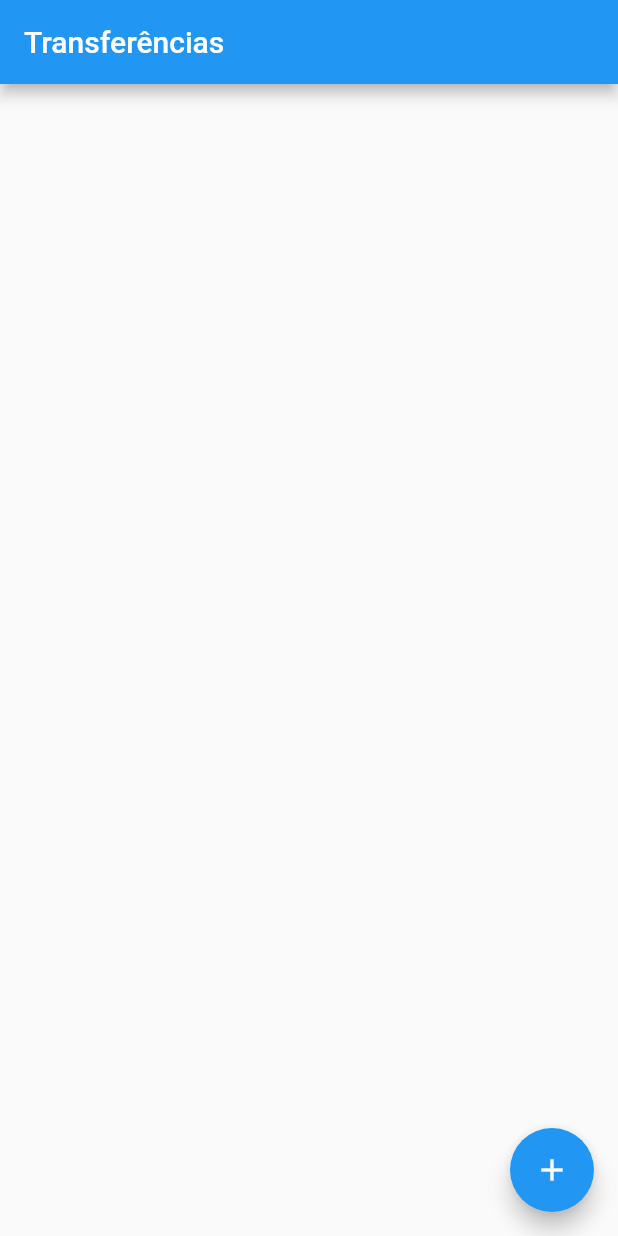
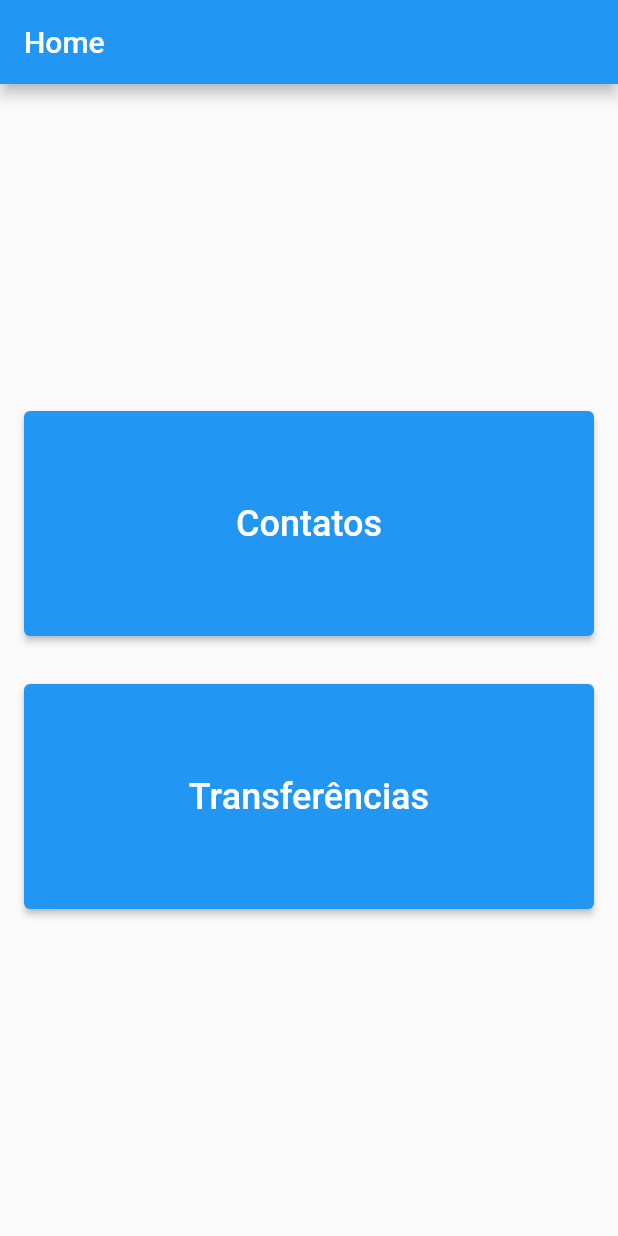
Before and after one commit to JoaoMiguelv/bank_flutter, a Flutter app: the screen it shows after launch, on a phone screen of 412 x 824 dp. Run offline on Flutter 3.47's test engine with Material 2 defaults, Android fonts, the phone set to English and light mode, and no system bars.

Commit message:
Cadastro de Contatos (Trabalho Flutter)

```diff
--- /dev/null
+++ b/lib/route/app_routes.dart
@@ -0,0 +1,9 @@
+// ignore_for_file: constant_identifier_names
+
+class AppRoutes {
+  static const HOME = '/';
+  static const CONTACT = '/contact';
+  static const CONTACT_FORM = '/contact-form';
+  static const LISTA_TRANSFERENCIA = '/lista-transferencia';
+  static const LISTA_FORM = '/lista-form';
+}
--- /dev/null
+++ b/lib/view/home.dart
@@ -0,0 +1,72 @@
+import 'package:bank/components/contact-list.dart';
+import 'package:bank/main.dart';
+import 'package:flutter/material.dart';
+
+class Home extends StatelessWidget {
+  @override
+  Widget build(BuildContext context) {
+    return Scaffold(
+      appBar: AppBar(
+        title: Text('Home'),
+      ),
+      body: Column(
+        mainAxisAlignment: MainAxisAlignment.center,
+        crossAxisAlignment: CrossAxisAlignment.stretch,
+        children: [
+          Padding(
+            padding: const EdgeInsets.all(16.0),
+            child: ElevatedButton(
+              onPressed: () {
+                Navigator.push(
+                  context,
+                  MaterialPageRoute(builder: (context) {
+                    return ContactList();
+                  }),
+                );
+              },
+              child: Container(
+                height: 150, // Altura do botão
+                decoration: BoxDecoration(
+                  color: Colors.blue, // Cor de fundo do botão
+                  borderRadius: BorderRadius.circular(20), // Borda arredondada
+                ),
+                child: Center(
+                  child: Text(
+                    'Contatos',
+                    style: TextStyle(fontSize: 24, color: Colors.white),
+                  ),
+                ),
+              ),
+            ),
+          ),
+          Padding(
+            padding: const EdgeInsets.all(16.0),
+            child: ElevatedButton(
+              onPressed: () {
+                Navigator.push(
+                  context,
+                  MaterialPageRoute(builder: (context) {
+                    return ListaTransferencias();
+                  }),
+                );
+              },
+              child: Container(
+                height: 150, // Altura do botão
+                decoration: BoxDecoration(
+                  color: Colors.blue, // Cor de fundo do botão
+                  borderRadius: BorderRadius.circular(20), // Borda arredondada
+                ),
+                child: Center(
+                  child: Text(
+                    'Transferências',
+                    style: TextStyle(fontSize: 24, color: Colors.white),
+                  ),
+                ),
+              ),
+            ),
+          ),
+        ],
+      ),
+    );
+  }
+}
```
Also changed, not shown: lib/components/contact-list.dart (added, +80 -0 lines), lib/main.dart (+51 -26 lines), lib/models/contact.dart (added, +12 -0 lines), lib/view/contact-form.dart (added, +102 -0 lines), 2 other files.
